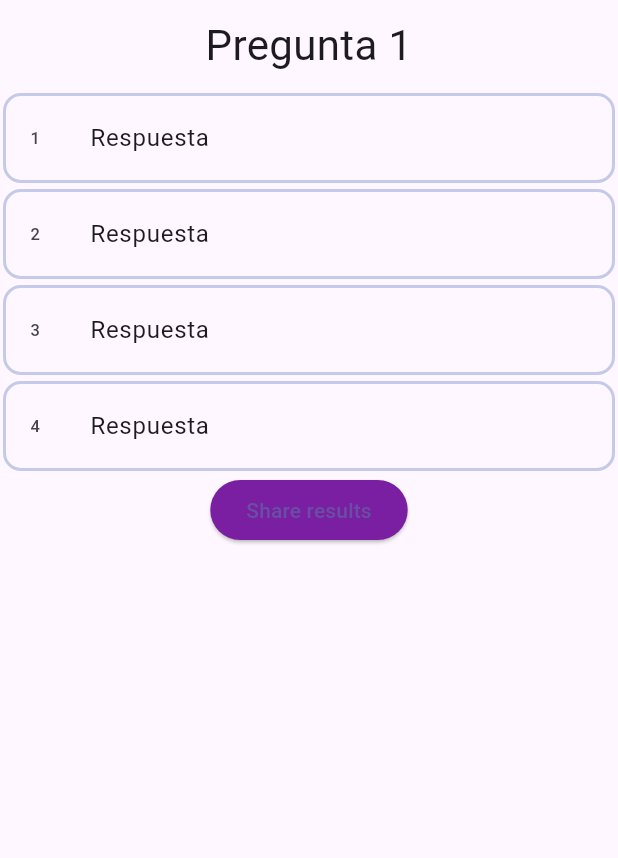
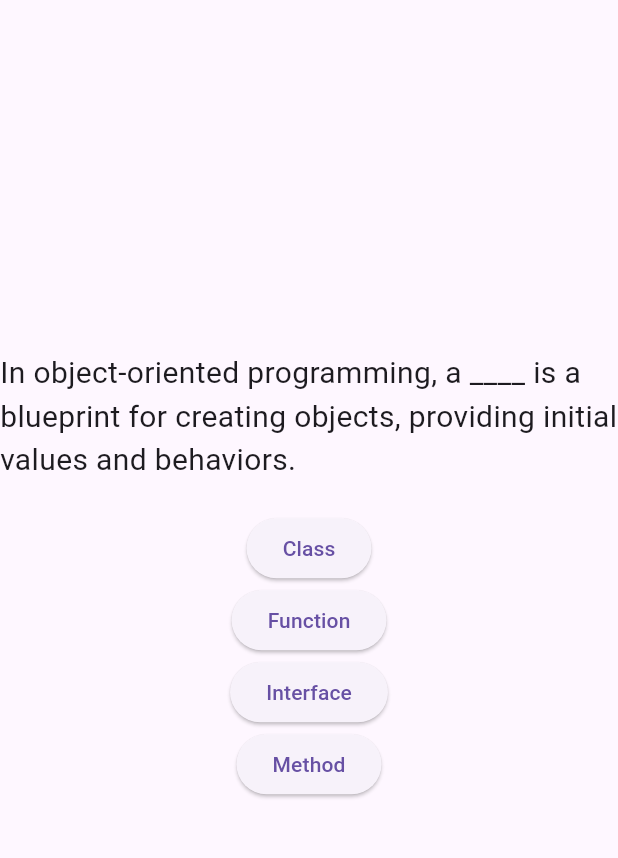
Before and after one commit to Osenian/reien, a Flutter app: the QuizNouns screen opened directly, on a phone screen of 412 x 824 dp, the part 84-942 px from its top. Run offline on Flutter 3.47's test engine with Material 3 defaults, Android fonts, the phone set to English and light mode, and no system bars; our stand-ins replace share_plus.

Commit message:
Agrega preguntas a tenses.dart y nouns.dart

```diff
--- a/lib/screens/grammar/quiz/nouns.dart
+++ b/lib/screens/grammar/quiz/nouns.dart
@@ -1,9 +1,83 @@
 import 'package:flutter/material.dart';
-import 'package:flutter/services.dart';
 import 'package:share_plus/share_plus.dart';
 
-class QuizNouns extends StatelessWidget {
+class QuizNouns extends StatefulWidget {
   const QuizNouns({super.key});
+
+  @override
+  State<QuizNouns> createState() => _QuizTensesState();
+}
+
+class _QuizTensesState extends State<QuizNouns> {
+  var _questionIndex = 0;
+  var _totalScore = 0;
+
+  final List<Map<String, Object>> _questions = [
+    {
+      'questionText':
+          'In object-oriented programming, a ____ is a blueprint for creating objects, providing initial values and behaviors.',
+      'answers': [
+        {'text': 'Class', 'score': 2},
+        {'text': 'Function', 'score': -1},
+        {'text': 'Interface', 'score': -1},
+        {'text': 'Method', 'score': -1},
+      ],
+    },
+    {
+      'questionText':
+          'When optimizing database performance, denormalization involves reducing the number of _____ in a relational database to improve query speed.',
+      'answers': [
+        {'text': 'Joins', 'score': 2},
+        {'text': 'Indexes', 'score': -1},
+        {'text': 'Triggers', 'score': -1},
+        {'text': 'Views', 'score': -1},
+      ],
+    },
+    {
+      'questionText':
+          'The term "Big ____" refers to the processing and analysis of large and complex datasets that traditional data processing applications cannot handle efficiently.',
+      'answers': [
+        {'text': 'Data', 'score': 2},
+        {'text': 'Bytes', 'score': -1},
+        {'text': 'Queries', 'score': -1},
+        {'text': 'Tables', 'score': -1},
+      ],
+    },
+    {
+      'questionText':
+          'To enhance the security of password storage, it is recommended to use a strong ____ function that transforms the password into a fixed-length string of characters.',
+      'answers': [
+        {'text': 'Hashing', 'score': 2},
+        {'text': 'Salting', 'score': -1},
+        {'text': 'Encryption', 'score': -1},
+        {'text': 'Decryption', 'score': -1},
+      ],
+    },
+    {
+      'questionText':
+          'The ____ key is a unique identifier for a record in a database table and is often used to establish relationships between tables.',
+      'answers': [
+        {'text': 'Primary', 'score': 2},
+        {'text': 'Foreign', 'score': -1},
+        {'text': 'Composite', 'score': -1},
+        {'text': 'Super', 'score': -1},
+      ],
+    },
+  ];
+
+  void _answerQuestion(int score) {
+    _totalScore += score;
+
+    setState(() {
+      _questionIndex += 1;
+    });
+  }
+
+  void _resetQuiz() {
+    _questionIndex = 0;
+    _totalScore = 0;
+    Navigator.pop(context);
+  }
 
   @override
   Widget build(BuildContext context) {
@@ -20,77 +94,68 @@ class QuizNouns extends StatelessWidget {
           ),
           title: const Text("Reien"),
         ),
-        body: Material(
+        body: Center(
           child: Column(
-            children: [
-              ConstrainedBox(
-                constraints: const BoxConstraints(maxHeight: 450),
-                child: Column(
-                  mainAxisAlignment: MainAxisAlignment.spaceAround,
-                  mainAxisSize: MainAxisSize.min,
+            mainAxisAlignment: MainAxisAlignment.center,
+            children: <Widget>[
+              if (_questionIndex < _questions.length)
+                Column(
                   children: [
-                    Container(
-                      width: double.infinity,
-                      margin: const EdgeInsets.all(10),
-                      child: const Text(
-                        'Pregunta 1',
-                        style: TextStyle(fontSize: 28),
-                        textAlign: TextAlign.center,
-                      ),
+                    Text(
+                      _questions[_questionIndex]['questionText'] as String,
+                      style: const TextStyle(fontSize: 20),
                     ),
-                    Flexible(
-                      child: ListView.builder(
-                        shrinkWrap: true,
-                        itemCount: 4,
-                        itemBuilder: (_, index) {
-                          return Container(
-                            margin: const EdgeInsets.all(2.0),
-                            decoration: BoxDecoration(
-                              border: Border.all(
-                                  color: Colors.indigo.shade100, width: 2),
-                              borderRadius: BorderRadius.circular(12),
+                    const SizedBox(
+                      height: 20,
+                    ),
+                    Column(
+                      children: (_questions[_questionIndex]['answers']
+                              as List<Map<String, Object>>)
+                          .map(
+                            (answer) => ElevatedButton(
+                              onPressed: () {
+                                _answerQuestion(answer['score'] as int);
+                              },
+                              child: Text(answer['text'] as String),
                             ),
-                            child: ListTile(
-                              shape: const RoundedRectangleBorder(
-                                borderRadius: BorderRadius.all(
-                                  Radius.circular(12),
-                                ),
-                              ),
-                              leading: Text('${index + 1}'),
-                              title: const Text('Respuesta'),
-                              onTap: () {},
-                            ),
-                          );
-                        },
-                      ),
-                    ),
-                    ElevatedButton(
-                      style: ElevatedButton.styleFrom(
-                        backgroundColor: Colors.purple[700],
-                      ),
-                      onPressed: () async {
-                        final img =
-                            await rootBundle.load('images/congratulations.png');
-                        final bufferImg = img.buffer;
-                        Share.shareXFiles(
-                          [
-                            XFile.fromData(
-                              bufferImg.asUint8List(
-                                img.offsetInBytes,
-                                img.lengthInBytes,
-                              ),
-                              name: 'Congratulations!',
-                              mimeType: 'image/png',
-                            ),
-                          ],
-                          subject: 'Reien Quiz Results',
-                        );
-                      },
-                      child: const Text("Share results"),
+                          )
+                          .toList(),
                     ),
                   ],
+                )
+              else
+                Column(
+                  mainAxisAlignment: MainAxisAlignment.center,
+                  children: [
+                    const Text(
+                      'Quiz Completed!',
+                      style: TextStyle(fontSize: 30),
+                    ),
+                    Text(
+                      'Your Score: $_totalScore',
+                      style: const TextStyle(fontSize: 20),
+                    ),
+                    Row(
+                      mainAxisAlignment: MainAxisAlignment.center,
+                      children: [
+                        ElevatedButton(
+                          onPressed: () {
+                            Share.share(
+                                'I scored $_totalScore on Verb Tenses!');
+                          },
+                          child: const Text('Share results'),
+                        ),
+                        const SizedBox(
+                          width: 10,
+                        ),
+                        ElevatedButton(
+                          onPressed: _resetQuiz,
+                          child: const Text('Back'),
+                        ),
+                      ],
+                    )
+                  ],
                 ),
-              ),
             ],
           ),
         ),
```
Also changed, not shown: lib/screens/grammar/quiz/tenses.dart (+72 -10 lines).
